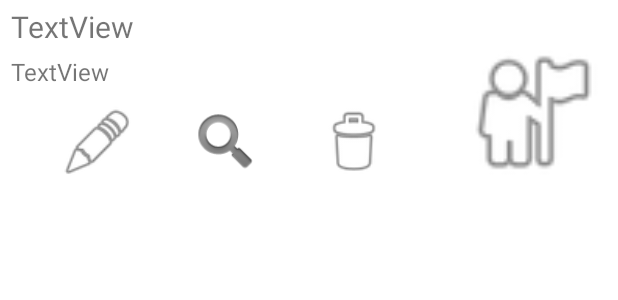
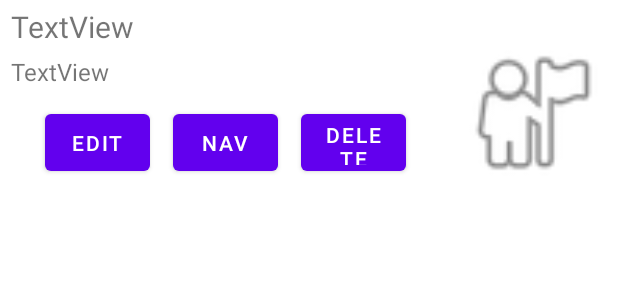
Before and after one commit to Clippercom/OsamaFinalProject, an Android app: the layout loc_item_layout.xml on its own in the app's theme, with its tools: preview values and no code run, on a phone screen of 412 x 824 dp. Shown: the top 300 px of the screen. Run offline under Robolectric (Android 15) with nearby library versions, the phone set to English and light mode, and no system bars.

Commit message:
delete and edit all fix

```diff
--- a/app/src/main/java/MyData/MyLoc.java
+++ b/app/src/main/java/MyData/MyLoc.java
@@ -2,7 +2,9 @@ package MyData;
 
 import com.google.android.gms.maps.model.LatLng;
 
-public class MyLoc {
+import java.io.Serializable;
+
+public class MyLoc implements Serializable {
     private String key;
     private String title;
     private String subject;
--- a/app/src/main/res/layout/loc_item_layout.xml
+++ b/app/src/main/res/layout/loc_item_layout.xml
@@ -5,7 +5,7 @@
     android:layout_width="match_parent"
     android:layout_height="150dp">
 
-    <ImageView
+    <Button
         android:id="@+id/itmBtnDel"
         android:layout_width="70dp"
         android:layout_height="50dp"
@@ -20,7 +20,7 @@
         app:srcCompat="@android:drawable/ic_menu_delete"
         tools:srcCompat="@android:drawable/ic_menu_delete" />
 
-    <ImageView
+    <Button
         android:id="@+id/itmBtnGo"
         android:layout_width="70dp"
         android:layout_height="50dp"
@@ -29,12 +29,13 @@
         android:contentDescription="go task"
         android:minWidth="48dp"
         android:minHeight="48dp"
+        android:text="nav"
         app:layout_constraintBottom_toBottomOf="parent"
         app:layout_constraintStart_toEndOf="@+id/itmBtnEdit"
         app:srcCompat="@android:drawable/ic_media_play"
         tools:srcCompat="@android:drawable/ic_search_category_default" />
 
-    <ImageView
+    <Button
         android:id="@+id/itmBtnEdit"
         android:layout_width="70dp"
         android:layout_height="50dp"
@@ -43,6 +44,7 @@
         android:contentDescription="edit task"
         android:minWidth="48dp"
         android:minHeight="48dp"
+        android:text="edit"
         app:layout_constraintBottom_toBottomOf="parent"
         app:layout_constraintStart_toStartOf="parent"
         app:srcCompat="@android:drawable/ic_menu_edit"
@@ -50,8 +52,8 @@
 
     <ImageView
         android:id="@+id/itmImg"
-        android:layout_width="0dp"
-        android:layout_height="0dp"
+        android:layout_width="100dp"
+        android:layout_height="100dp"
         android:layout_marginTop="25dp"
         android:layout_marginEnd="7dp"
         android:layout_marginBottom="25dp"
```
Also changed, not shown: app/src/main/java/MyData/MyLocAdapter.java (+52 -3 lines), app/src/main/java/com/example/osamafinalproject/AddLocations.java (+47 -4 lines), app/src/main/java/com/example/osamafinalproject/MapsActivity.java (+9 -1 lines).
